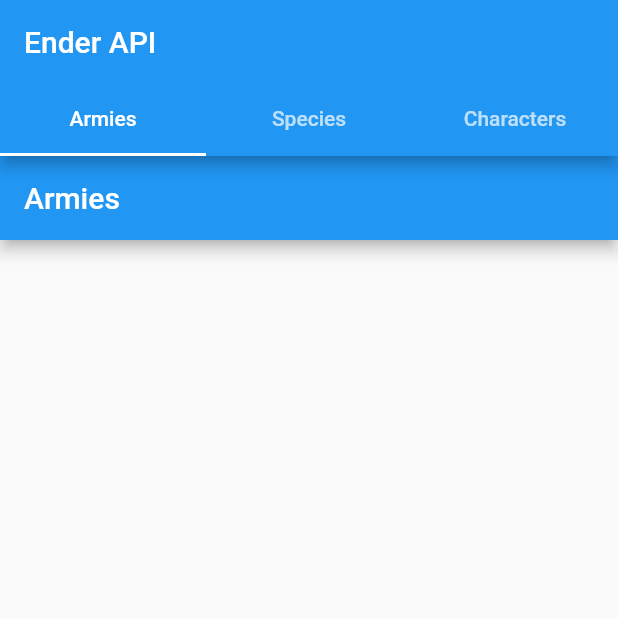
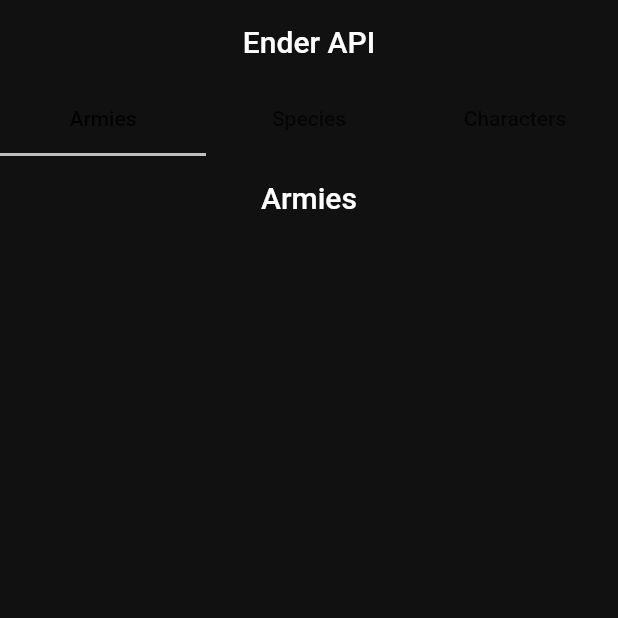
Before and after one commit to edewindt/ender_flutter, a Flutter app: the screen it shows after launch, on a phone screen of 412 x 824 dp, the top half of it. Run offline on Flutter 3.47's test engine with Material 2 defaults, Android fonts, the light colour scheme and no system bars; our stand-ins replace flex_color_scheme.

Commit message:
dark scheme added

```diff
--- a/lib/main.dart
+++ b/lib/main.dart
@@ -2,8 +2,8 @@ import 'package:ender_app/screens/armies.dart';
 import 'package:ender_app/screens/characters.dart';
 import 'package:ender_app/screens/species.dart';
 import 'package:ender_app/screens/tabs_s.dart';
+import 'package:flex_color_scheme/flex_color_scheme.dart';
 import 'package:flutter/material.dart';
-import './screens/home.dart';
 
 void main() => runApp(const EnderApp());
 
@@ -13,6 +13,18 @@ class EnderApp extends StatelessWidget {
   @override
   Widget build(BuildContext context) {
     return MaterialApp(
+      theme: ThemeData(
+        brightness: Brightness.light,
+        /* light theme settings */
+      ),
+      darkTheme: FlexThemeData.dark(scheme: FlexScheme.hippieBlue),
+      /* dark theme settings */
+      themeMode: ThemeMode.dark,
+      /* ThemeMode.system to follow system theme,
+         ThemeMode.light for light theme,
+         ThemeMode.dark for dark theme
+      */
+      debugShowCheckedModeBanner: false,
       home: Tabs_s(),
     );
   }
--- a/lib/screens/armies.dart
+++ b/lib/screens/armies.dart
@@ -7,7 +7,10 @@ class Armies extends StatelessWidget {
   @override
   Widget build(BuildContext context) {
     return Scaffold(
-      appBar: AppBar(title: const Text(title)),
+      appBar: AppBar(
+        title: const Text(title),
+        centerTitle: true,
+      ),
     );
   }
 }
--- a/lib/screens/characters.dart
+++ b/lib/screens/characters.dart
@@ -7,7 +7,10 @@
   @override
   Widget build(BuildContext context) {
     return Scaffold(
-      appBar: AppBar(title: const Text(title)),
+      appBar: AppBar(
+        title: const Text(title),
+        centerTitle: true,
+      ),
     );
   }
 }
--- a/lib/screens/species.dart
+++ b/lib/screens/species.dart
@@ -8,7 +8,10 @@ class Species extends StatelessWidget {
   @override
   Widget build(BuildContext context) {
     return Scaffold(
-      appBar: AppBar(title: const Text(title)),
+      appBar: AppBar(
+        title: const Text(title),
+        centerTitle: true,
+      ),
     );
   }
 }
--- a/lib/screens/tabs_s.dart
+++ b/lib/screens/tabs_s.dart
@@ -18,6 +18,7 @@ class _Tabs_sState extends State<Tabs_s> {
         child: Scaffold(
           appBar: AppBar(
             title: Text('Ender API'),
+            centerTitle: true,
             bottom: TabBar(tabs: [
               Tab(text: 'Armies'),
               Tab(
--- a/pubspec.yaml
+++ b/pubspec.yaml
@@ -36,6 +36,7 @@ dependencies:
   # The following adds the Cupertino Icons font to your application.
   # Use with the CupertinoIcons class for iOS style icons.
   cupertino_icons: ^1.0.2
+  flex_color_scheme: ^6.1.2
 
 dev_dependencies:
   flutter_test:
```
Also changed, not shown: lib/screens/home.dart (deleted, +0 -12 lines), pubspec.lock.
